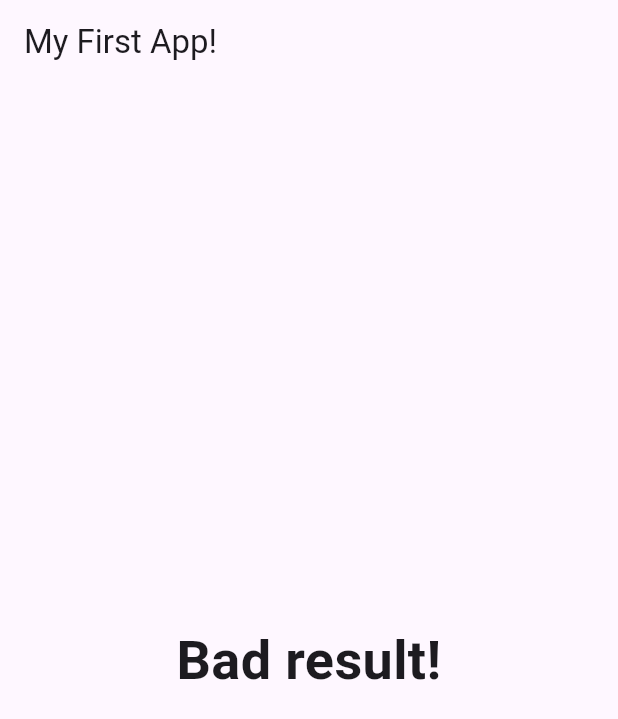
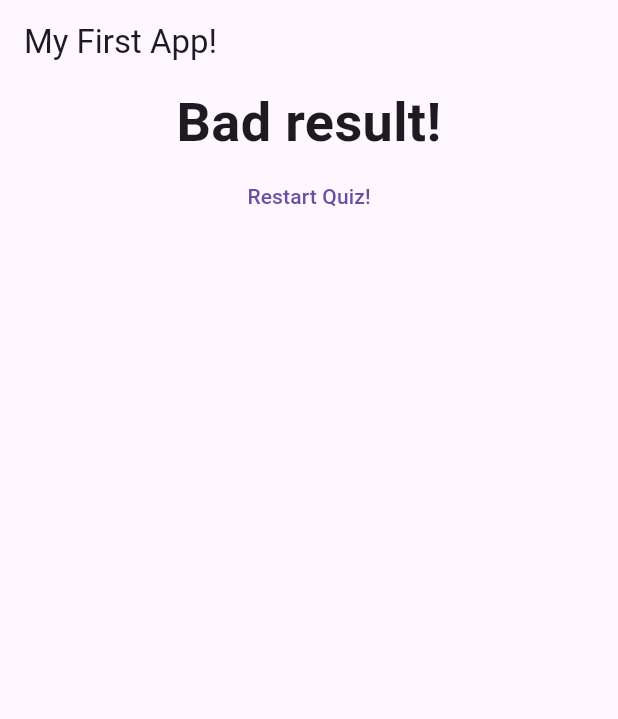
Before and after one commit to Arsen19963/Flutter_Project, a Flutter app: the screen it shows after launch, after a tap on "black", after a tap on "horse", after a tap on "dove", on a phone screen of 412 x 824 dp. Shown: the top 719 px of the screen. Run offline on Flutter 3.47's test engine with Material 3 defaults, Android fonts, the phone set to English and light mode, and no system bars.

Commit message:
resetQuiz

```diff
--- a/lib/main.dart
+++ b/lib/main.dart
@@ -44,6 +44,13 @@ class _MyAppState extends State<MyApp> {
   ];
   int _questionIndex = 0;
   int _totalScore = 0;
+  void _resetQuiz() {
+    setState(() {
+      _questionIndex = 0;
+      _totalScore = 0;
+    });
+  }
+
   void _answerQuestion(int score) {
     _totalScore += score;
 
@@ -71,6 +78,6 @@ class _MyAppState extends State<MyApp> {
                     questionIndex: _questionIndex,
                     questions: _questions,
                   )
-                : Result(_totalScore)));
+                : Result(_totalScore, _resetQuiz)));
   }
 }
--- a/lib/result.dart
+++ b/lib/result.dart
@@ -2,7 +2,9 @@ import 'package:flutter/material.dart';
 
 class Result extends StatelessWidget {
   final int resultScore;
-  const Result(this.resultScore, {Key? key}) : super(key: key);
+  final VoidCallback resetHandler;
+  const Result(this.resultScore, this.resetHandler, {Key? key})
+      : super(key: key);
 
   String get resultPhrase {
     String resultText;
@@ -16,15 +18,26 @@ class Result extends StatelessWidget {
       resultText = 'Bad result!';
     }
     return resultText;
-  } // This brace should end the resultPhrase getter
+  }
 
   @override
   Widget build(BuildContext context) {
     return Center(
-      child: Text(
-        resultPhrase,
-        style: const TextStyle(fontSize: 36, fontWeight: FontWeight.bold),
-        textAlign: TextAlign.center,
+      child: Column(
+        children: [
+          Text(
+            resultPhrase,
+            style: const TextStyle(fontSize: 36, fontWeight: FontWeight.bold),
+            textAlign: TextAlign.center,
+          ),
+          TextButton(
+            onPressed: resetHandler,
+            style: ButtonStyle(
+                overlayColor:
+                    MaterialStateProperty.all(Colors.blue)), // Corrected line
+            child: const Text('Restart Quiz!'),
+          ),
+        ],
       ),
     );
   }
```
